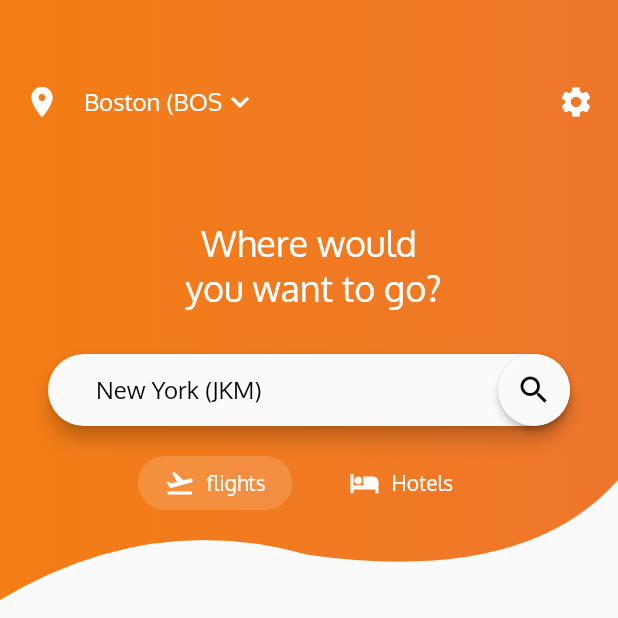
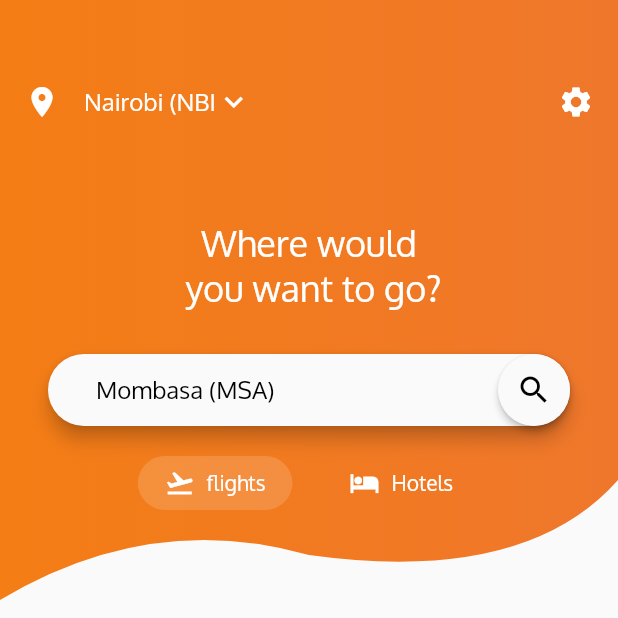
Before and after one commit to shiduu/flutter-Ui, a Flutter app: the screen it shows after launch, on a phone screen of 412 x 824 dp, the top half of it. Run offline on Flutter 3.47's test engine with Material 2 defaults, Android fonts, the phone set to English and light mode, and no system bars.

Commit message:
add new line

```diff
--- a/lib/homescreen_container.dart
+++ b/lib/homescreen_container.dart
@@ -6,8 +6,8 @@ import 'package:frontend/flight_list.dart';
   Color secondColor = Color(0XFFEF772C);
 
   List<String> locations = [
-    'Boston (BOS',
-    'New York (JKM)',
+    'Nairobi (NBI',
+    'Mombasa (MSA)',
   ];
 
 const dropDownLabelStyle = TextStyle(color: Colors.white,fontSize: 16);
```
